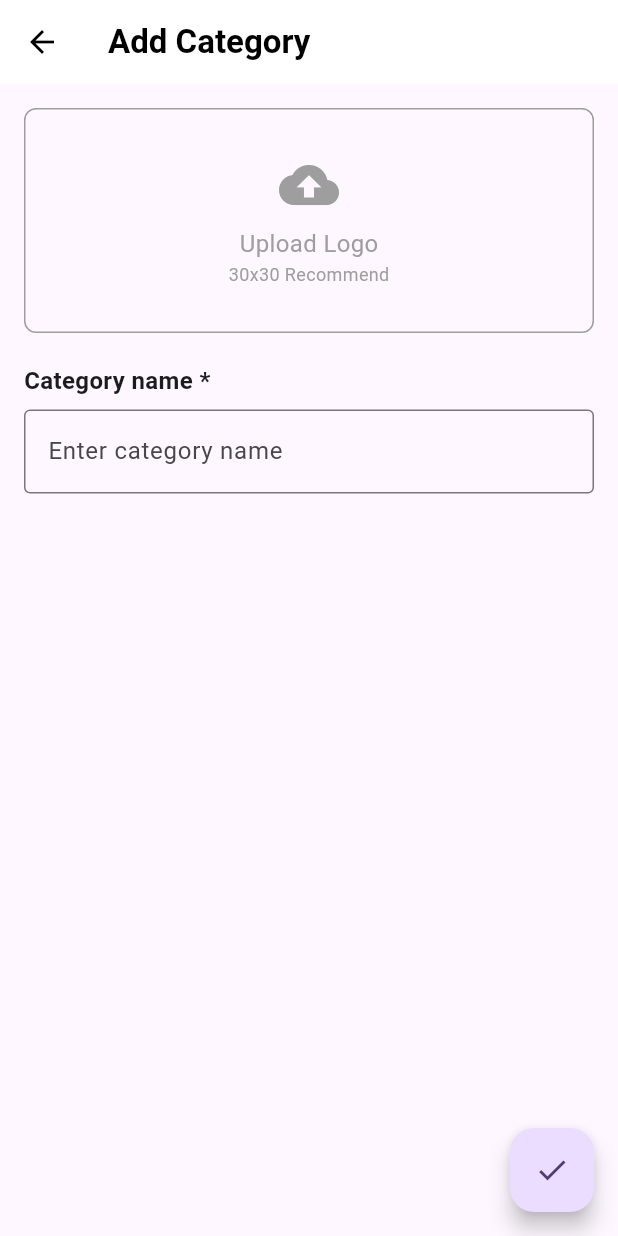
After one commit to dionisiusnp/flutter-bootcamp, a Flutter app: the SellerScreen screen opened directly, item 2 of the bottom bar chosen, after a tap on the "add" icon, on a phone screen of 412 x 824 dp. The commit adds this screen. Run offline on Flutter 3.47's test engine with Material 3 defaults, Android fonts, the phone set to English and light mode, and no system bars.

Commit message:
feat: screen category, product dan profile

```diff
--- /dev/null
+++ b/lib/seller/category/create_screen.dart
@@ -0,0 +1,83 @@
+import 'package:flutter/material.dart';
+
+class CreateCategoryScreen extends StatelessWidget {
+  @override
+  Widget build(BuildContext context) {
+    return Scaffold(
+      appBar: AppBar(
+        backgroundColor: Colors.white,
+        elevation: 0,
+        leading: IconButton(
+          icon: Icon(Icons.arrow_back, color: Colors.black),
+          onPressed: () {
+            Navigator.pop(context); // Go back to the previous screen
+          },
+        ),
+        title: Text(
+          'Add Category',
+          style: TextStyle(color: Colors.black, fontWeight: FontWeight.bold),
+        ),
+      ),
+      body: Padding(
+        padding: const EdgeInsets.all(16.0),
+        child: Column(
+          crossAxisAlignment: CrossAxisAlignment.start,
+          children: [
+            GestureDetector(
+              onTap: () {
+                // Handle upload logo functionality
+              },
+              child: Container(
+                height: 150,
+                width: double.infinity,
+                decoration: BoxDecoration(
+                  border: Border.all(color: Colors.grey),
+                  borderRadius: BorderRadius.circular(8),
+                ),
+                child: Center(
+                  child: Column(
+                    mainAxisAlignment: MainAxisAlignment.center,
+                    children: [
+                      Icon(Icons.cloud_upload, size: 40, color: Colors.grey),
+                      SizedBox(height: 8),
+                      Text(
+                        'Upload Logo',
+                        style: TextStyle(color: Colors.grey, fontSize: 16),
+                      ),
+                      Text(
+                        '30x30 Recommend',
+                        style: TextStyle(color: Colors.grey, fontSize: 12),
+                      ),
+                    ],
+                  ),
+                ),
+              ),
+            ),
+            SizedBox(height: 20),
+            Text(
+              'Category name *',
+              style: TextStyle(fontSize: 16, fontWeight: FontWeight.bold),
+            ),
+            SizedBox(height: 8),
+            TextField(
+              decoration: InputDecoration(
+                border: OutlineInputBorder(),
+                hintText: 'Enter category name',
+              ),
+            ),
+            Spacer(),
+            Align(
+              alignment: Alignment.bottomRight,
+              child: FloatingActionButton(
+                onPressed: () {
+                  // Handle save category functionality
+                },
+                child: Icon(Icons.check),
+              ),
+            )
+          ],
+        ),
+      ),
+    );
+  }
+}
--- /dev/null
+++ b/lib/seller/category/index_screen.dart
@@ -0,0 +1,63 @@
+import 'package:flutter/material.dart';
+import 'package:marketplace_apps/seller/category/create_screen.dart';
+
+class IndexCategoryScreen extends StatelessWidget {
+  @override
+  Widget build(BuildContext context) {
+    return Scaffold(
+      appBar: AppBar(
+        backgroundColor: Colors.white,
+        title: Text(
+          'Category',
+          style: TextStyle(color: Colors.black, fontWeight: FontWeight.bold),
+        ),
+        elevation: 0,
+        automaticallyImplyLeading: false,
+      ),
+      body: ListView(
+        padding: EdgeInsets.symmetric(horizontal: 16.0, vertical: 8.0),
+        children: [
+          _buildCategoryItem('Books', Icons.menu_book, Colors.red),
+          _buildCategoryItem('Vehicle', Icons.directions_car, Colors.blue),
+          _buildCategoryItem('Clothes', Icons.checkroom, Colors.orange),
+          _buildCategoryItem('Shoes', Icons.hiking, Colors.brown),
+          _buildCategoryItem('Computer & Accessories', Icons.computer, Colors.green),
+          _buildCategoryItem('Smartphone', Icons.smartphone, Colors.blueAccent),
+          _buildCategoryItem('Watch', Icons.watch, Colors.orangeAccent),
+          _buildCategoryItem('Mother & Baby', Icons.child_care, Colors.yellow),
+        ],
+      ),
+      floatingActionButton: FloatingActionButton(
+        onPressed: () {
+          Navigator.push(
+            context,
+            MaterialPageRoute(builder: (context) => CreateCategoryScreen())
+          );
+          // Action for add category
+        },
+        child: Icon(Icons.add),
+      ),
+    );
+  }
+
+  Widget _buildCategoryItem(String title, IconData icon, Color color) {
+    return Card(
+      margin: EdgeInsets.symmetric(vertical: 6.0),
+      child: ListTile(
+        leading: Container(
+          padding: EdgeInsets.all(8.0),
+          decoration: BoxDecoration(
+            border: Border(
+              left: BorderSide(color: color, width: 4.0),
+            ),
+          ),
+          child: Icon(icon, color: color),
+        ),
+        title: Text(title, style: TextStyle(fontSize: 16.0, fontWeight: FontWeight.w500)),
+        onTap: () {
+          // Handle category tap
+        },
+      ),
+    );
+  }
+}
--- /dev/null
+++ b/lib/seller/seller_screen.dart
@@ -0,0 +1,73 @@
+import 'package:flutter/material.dart';
+import 'package:marketplace_apps/seller/category/index_screen.dart';
+import 'package:marketplace_apps/seller/chat/index_screen.dart';
+import 'package:marketplace_apps/seller/product/create_screen.dart';
+import 'package:marketplace_apps/seller/product/index_screen.dart';
+import 'package:marketplace_apps/seller/profile/index_screen.dart';
+
+class SellerScreen extends StatefulWidget{
+  SellerScreen({Key? key}) : super(key: key);
+
+  @override
+  _SellerScreenState createState() => _SellerScreenState();
+}
+
+class _SellerScreenState extends State<SellerScreen>{
+  int _currentIndex = 0;
+
+  final List<Widget> _screens = [
+    IndexProductScreen(),
+    IndexCategoryScreen(),
+    IndexChatScreen(),
+    IndexProfileScreen(),
+  ];
+
+  void _onTap(int index) {
+    setState(() {
+      _currentIndex = index;
+    });
+  }
+
+  @override
+  Widget build(BuildContext context) {
+    return Scaffold(
+      body: _screens[_currentIndex],
+      bottomNavigationBar: BottomNavigationBar(
+        currentIndex: _currentIndex,
+        onTap: _onTap,
+        backgroundColor: Colors.white,
+        selectedItemColor: Colors.black,
+        unselectedItemColor: Colors.grey,
+        type: BottomNavigationBarType.fixed,
+        items: [
+          BottomNavigationBarItem(
+            icon: Icon(Icons.home),
+            label: 'Home',
+          ),
+          BottomNavigationBarItem(
+            icon: Icon(Icons.category),
+            label: 'Category',
+          ),
+          BottomNavigationBarItem(
+            icon: Icon(Icons.chat),
+            label: 'Chat',
+          ),
+          BottomNavigationBarItem(
+            icon: Icon(Icons.account_circle),
+            label: 'Account',
+          ),
+        ],
+      ),
+      floatingActionButton: FloatingActionButton(
+        onPressed: () {
+          Navigator.push(
+            context,
+            MaterialPageRoute(builder: (context) => CreateProductScreen()),
+          );
+        },
+        child: Icon(Icons.add),
+      ),
+      floatingActionButtonLocation: FloatingActionButtonLocation.centerDocked,
+    );
+  }
+}
```
Also changed, not shown: lib/seller/chat/index_screen.dart (added, +10 -0 lines), lib/seller/product/create_screen.dart (renamed from lib/seller/create_product_screen.dart, +0 -30 lines), lib/seller/product/index_screen.dart (renamed from lib/seller/product_screen.dart, +5 -27 lines), lib/seller/profile/index_screen.dart (added, +78 -0 lines).
